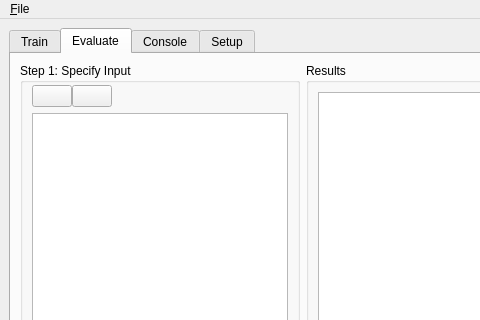
First picture: the form in mainwindow.ui, repository frankyeh/UNet-Studio, before the edit; both pictures show x 0 to 480 and y 0 to 320 of the 1145 by 878 pixel window.
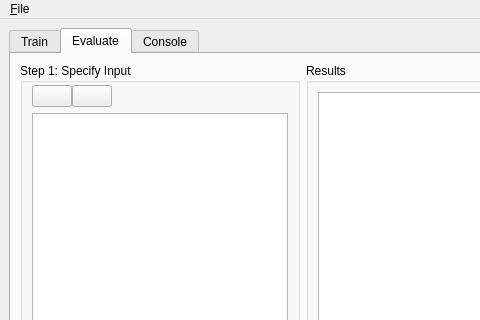
Second picture: the form after the edit. Icons and pictures are not drawn.

Patch:
```diff
--- a/mainwindow.ui
+++ b/mainwindow.ui
@@ -1145,11 +1145,6 @@
         </item>
        </layout>
       </widget>
-      <widget class="QWidget" name="tab_4">
-       <attribute name="title">
-        <string>Setup</string>
-       </attribute>
-      </widget>
      </widget>
     </item>
    </layout>
```
